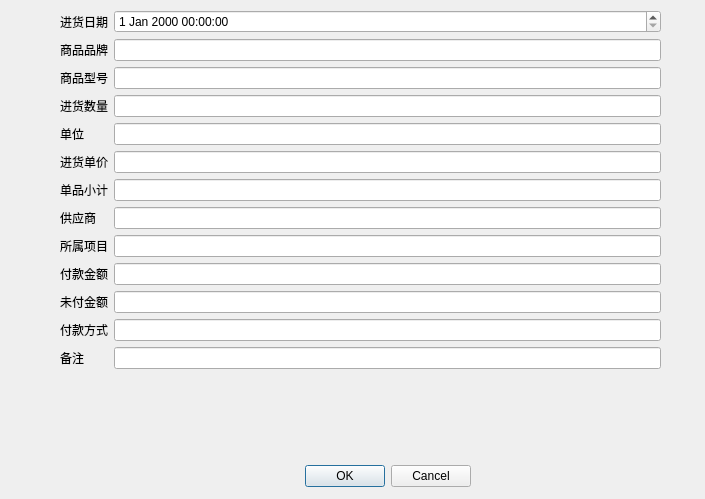
First picture: the form in View/buy/ui/ui_write_off_dialog.ui, repository zgj0607/Py-store, before the edit.
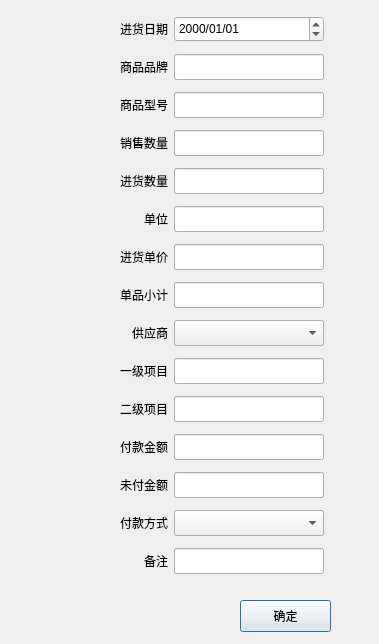
Second picture: the form after the edit.

Commit message: 完成普通进货录入、退货录入、销负录入功能

The edit to the form file:
```diff
--- a/View/buy/ui/ui_write_off_dialog.ui
+++ b/View/buy/ui/ui_write_off_dialog.ui
@@ -6,179 +6,497 @@
    <rect>
     <x>0</x>
     <y>0</y>
-    <width>705</width>
-    <height>499</height>
+    <width>379</width>
+    <height>644</height>
    </rect>
   </property>
   <property name="windowTitle">
    <string>Dialog</string>
   </property>
-  <widget class="QDialogButtonBox" name="buttonBox">
-   <property name="geometry">
-    <rect>
-     <x>130</x>
-     <y>460</y>
-     <width>341</width>
-     <height>32</height>
-    </rect>
-   </property>
-   <property name="orientation">
-    <enum>Qt::Horizontal</enum>
-   </property>
-   <property name="standardButtons">
-    <set>QDialogButtonBox::Cancel|QDialogButtonBox::Ok</set>
-   </property>
-  </widget>
   <widget class="QWidget" name="formLayoutWidget">
    <property name="geometry">
     <rect>
-     <x>60</x>
+     <x>50</x>
      <y>10</y>
-     <width>601</width>
-     <height>431</height>
+     <width>274</width>
+     <height>584</height>
     </rect>
    </property>
-   <layout class="QFormLayout" name="formLayout_2">
+   <layout class="QGridLayout" name="gridLayout">
+    <item row="10" column="1">
+     <widget class="QLineEdit" name="second_service">
+      <property name="minimumSize">
+       <size>
+        <width>150</width>
+        <height>26</height>
+       </size>
+      </property>
+      <property name="maximumSize">
+       <size>
+        <width>150</width>
+        <height>26</height>
+       </size>
+      </property>
+      <property name="readOnly">
+       <bool>true</bool>
+      </property>
+     </widget>
+    </item>
     <item row="1" column="0">
-     <widget class="QLabel" name="label">
-      <property name="text">
-       <string>进货日期</string>
-      </property>
-     </widget>
-    </item>
-    <item row="2" column="0">
      <widget class="QLabel" name="label_2">
+      <property name="layoutDirection">
+       <enum>Qt::LeftToRight</enum>
+      </property>
       <property name="text">
        <string>商品品牌</string>
       </property>
+      <property name="alignment">
+       <set>Qt::AlignRight|Qt::AlignTrailing|Qt::AlignVCenter</set>
+      </property>
      </widget>
     </item>
-    <item row="2" column="1">
-     <widget class="QLineEdit" name="lineEdit_2"/>
+    <item row="12" column="1">
+     <widget class="QLineEdit" name="unpaid">
+      <property name="minimumSize">
+       <size>
+        <width>150</width>
+        <height>26</height>
+       </size>
+      </property>
+      <property name="maximumSize">
+       <size>
+        <width>150</width>
+        <height>26</height>
+       </size>
+      </property>
+      <property name="readOnly">
+       <bool>true</bool>
+      </property>
+     </widget>
     </item>
-    <item row="3" column="0">
+    <item row="13" column="0">
+     <widget class="QLabel" name="label_12">
+      <property name="layoutDirection">
+       <enum>Qt::LeftToRight</enum>
+      </property>
+      <property name="text">
+       <string>付款方式</string>
+      </property>
+      <property name="alignment">
+       <set>Qt::AlignRight|Qt::AlignTrailing|Qt::AlignVCenter</set>
+      </property>
+     </widget>
+    </item>
+    <item row="5" column="1">
+     <widget class="QLineEdit" name="unit">
+      <property name="minimumSize">
+       <size>
+        <width>150</width>
+        <height>26</height>
+       </size>
+      </property>
+      <property name="maximumSize">
+       <size>
+        <width>150</width>
+        <height>26</height>
+       </size>
+      </property>
+      <property name="readOnly">
+       <bool>true</bool>
+      </property>
+     </widget>
+    </item>
+    <item row="2" column="0">
      <widget class="QLabel" name="label_3">
+      <property name="layoutDirection">
+       <enum>Qt::LeftToRight</enum>
+      </property>
       <property name="text">
        <string>商品型号</string>
       </property>
+      <property name="alignment">
+       <set>Qt::AlignRight|Qt::AlignTrailing|Qt::AlignVCenter</set>
+      </property>
      </widget>
     </item>
-    <item row="3" column="1">
-     <widget class="QLineEdit" name="lineEdit_3"/>
+    <item row="1" column="1">
+     <widget class="QLineEdit" name="brand">
+      <property name="minimumSize">
+       <size>
+        <width>150</width>
+        <height>26</height>
+       </size>
+      </property>
+      <property name="maximumSize">
+       <size>
+        <width>150</width>
+        <height>26</height>
+       </size>
+      </property>
+     </widget>
     </item>
-    <item row="4" column="0">
-     <widget class="QLabel" name="label_4">
+    <item row="0" column="0">
+     <widget class="QLabel" name="label">
+      <property name="layoutDirection">
+       <enum>Qt::LeftToRight</enum>
+      </property>
       <property name="text">
-       <string>进货数量</string>
+       <string>进货日期</string>
+      </property>
+      <property name="alignment">
+       <set>Qt::AlignRight|Qt::AlignTrailing|Qt::AlignVCenter</set>
       </property>
      </widget>
     </item>
-    <item row="4" column="1">
-     <widget class="QLineEdit" name="lineEdit_4"/>
-    </item>
     <item row="5" column="0">
      <widget class="QLabel" name="label_5">
+      <property name="layoutDirection">
+       <enum>Qt::LeftToRight</enum>
+      </property>
       <property name="text">
        <string>单位</string>
       </property>
+      <property name="alignment">
+       <set>Qt::AlignRight|Qt::AlignTrailing|Qt::AlignVCenter</set>
+      </property>
      </widget>
     </item>
-    <item row="5" column="1">
-     <widget class="QLineEdit" name="lineEdit_5"/>
+    <item row="3" column="1">
+     <widget class="QLineEdit" name="sold_number">
+      <property name="minimumSize">
+       <size>
+        <width>150</width>
+        <height>26</height>
+       </size>
+      </property>
+      <property name="maximumSize">
+       <size>
+        <width>150</width>
+        <height>26</height>
+       </size>
+      </property>
+      <property name="readOnly">
+       <bool>true</bool>
+      </property>
+     </widget>
     </item>
     <item row="6" column="0">
      <widget class="QLabel" name="label_6">
+      <property name="layoutDirection">
+       <enum>Qt::LeftToRight</enum>
+      </property>
       <property name="text">
        <string>进货单价</string>
       </property>
+      <property name="alignment">
+       <set>Qt::AlignRight|Qt::AlignTrailing|Qt::AlignVCenter</set>
+      </property>
      </widget>
     </item>
-    <item row="6" column="1">
-     <widget class="QLineEdit" name="lineEdit_6"/>
+    <item row="7" column="1">
+     <widget class="QLineEdit" name="total">
+      <property name="minimumSize">
+       <size>
+        <width>150</width>
+        <height>26</height>
+       </size>
+      </property>
+      <property name="maximumSize">
+       <size>
+        <width>150</width>
+        <height>26</height>
+       </size>
+      </property>
+      <property name="readOnly">
+       <bool>true</bool>
+      </property>
+     </widget>
     </item>
     <item row="7" column="0">
      <widget class="QLabel" name="label_8">
+      <property name="layoutDirection">
+       <enum>Qt::LeftToRight</enum>
+      </property>
       <property name="text">
        <string>单品小计</string>
       </property>
+      <property name="alignment">
+       <set>Qt::AlignRight|Qt::AlignTrailing|Qt::AlignVCenter</set>
+      </property>
      </widget>
     </item>
-    <item row="7" column="1">
-     <widget class="QLineEdit" name="lineEdit_7">
+    <item row="0" column="1">
+     <widget class="QDateEdit" name="buy_date">
+      <property name="minimumSize">
+       <size>
+        <width>150</width>
+        <height>26</height>
+       </size>
+      </property>
+      <property name="maximumSize">
+       <size>
+        <width>150</width>
+        <height>26</height>
+       </size>
+      </property>
+      <property name="displayFormat">
+       <string>yyyy/MM/dd</string>
+      </property>
+     </widget>
+    </item>
+    <item row="14" column="1">
+     <widget class="QLineEdit" name="notes">
+      <property name="minimumSize">
+       <size>
+        <width>150</width>
+        <height>26</height>
+       </size>
+      </property>
+      <property name="maximumSize">
+       <size>
+        <width>150</width>
+        <height>26</height>
+       </size>
+      </property>
+     </widget>
+    </item>
+    <item row="2" column="1">
+     <widget class="QLineEdit" name="model">
+      <property name="minimumSize">
+       <size>
+        <width>150</width>
+        <height>26</height>
+       </size>
+      </property>
+      <property name="maximumSize">
+       <size>
+        <width>150</width>
+        <height>26</height>
+       </size>
+      </property>
+     </widget>
+    </item>
+    <item row="13" column="1">
+     <widget class="QComboBox" name="payment_method_combo">
+      <property name="minimumSize">
+       <size>
+        <width>150</width>
+        <height>26</height>
+       </size>
+      </property>
+      <property name="maximumSize">
+       <size>
+        <width>160</width>
+        <height>26</height>
+       </size>
+      </property>
+     </widget>
+    </item>
+    <item row="3" column="0">
+     <widget class="QLabel" name="label_4">
+      <property name="layoutDirection">
+       <enum>Qt::LeftToRight</enum>
+      </property>
+      <property name="text">
+       <string>销售数量</string>
+      </property>
+      <property name="alignment">
+       <set>Qt::AlignRight|Qt::AlignTrailing|Qt::AlignVCenter</set>
+      </property>
+     </widget>
+    </item>
+    <item row="6" column="1">
+     <widget class="QLineEdit" name="unit_price">
+      <property name="minimumSize">
+       <size>
+        <width>150</width>
+        <height>26</height>
+       </size>
+      </property>
+      <property name="maximumSize">
+       <size>
+        <width>150</width>
+        <height>26</height>
+       </size>
+      </property>
       <property name="readOnly">
-       <bool>true</bool>
+       <bool>false</bool>
+      </property>
+     </widget>
+    </item>
+    <item row="9" column="0">
+     <widget class="QLabel" name="label_10">
+      <property name="layoutDirection">
+       <enum>Qt::LeftToRight</enum>
+      </property>
+      <property name="text">
+       <string>一级项目</string>
+      </property>
+      <property name="alignment">
+       <set>Qt::AlignRight|Qt::AlignTrailing|Qt::AlignVCenter</set>
+      </property>
+     </widget>
+    </item>
+    <item row="4" column="0">
+     <widget class="QLabel" name="label_15">
+      <property name="text">
+       <string>进货数量</string>
+      </property>
+      <property name="alignment">
+       <set>Qt::AlignRight|Qt::AlignTrailing|Qt::AlignVCenter</set>
       </property>
      </widget>
     </item>
     <item row="8" column="0">
      <widget class="QLabel" name="label_7">
+      <property name="layoutDirection">
+       <enum>Qt::LeftToRight</enum>
+      </property>
       <property name="text">
        <string>供应商</string>
       </property>
+      <property name="alignment">
+       <set>Qt::AlignRight|Qt::AlignTrailing|Qt::AlignVCenter</set>
+      </property>
      </widget>
     </item>
-    <item row="8" column="1">
-     <widget class="QLineEdit" name="lineEdit_8"/>
-    </item>
-    <item row="9" column="0">
-     <widget class="QLabel" name="label_10">
-      <property name="text">
-       <string>所属项目</string>
+    <item row="11" column="1">
+     <widget class="QLineEdit" name="paid">
+      <property name="minimumSize">
+       <size>
+        <width>150</width>
+        <height>26</height>
+       </size>
       </property>
+      <property name="maximumSize">
+       <size>
+        <width>150</width>
+        <height>26</height>
+       </size>
+      </property>
+      <property name="readOnly">
+       <bool>false</bool>
+      </property>
      </widget>
     </item>
-    <item row="9" column="1">
-     <widget class="QLineEdit" name="lineEdit_9"/>
-    </item>
     <item row="10" column="0">
+     <widget class="QLabel" name="label_14">
+      <property name="layoutDirection">
+       <enum>Qt::LeftToRight</enum>
+      </property>
+      <property name="text">
+       <string>二级项目</string>
+      </property>
+      <property name="alignment">
+       <set>Qt::AlignRight|Qt::AlignTrailing|Qt::AlignVCenter</set>
+      </property>
+     </widget>
+    </item>
+    <item row="11" column="0">
      <widget class="QLabel" name="label_9">
+      <property name="layoutDirection">
+       <enum>Qt::LeftToRight</enum>
+      </property>
       <property name="text">
        <string>付款金额</string>
       </property>
+      <property name="alignment">
+       <set>Qt::AlignRight|Qt::AlignTrailing|Qt::AlignVCenter</set>
+      </property>
      </widget>
     </item>
-    <item row="10" column="1">
-     <widget class="QLineEdit" name="lineEdit_10">
+    <item row="9" column="1">
+     <widget class="QLineEdit" name="first_service">
+      <property name="minimumSize">
+       <size>
+        <width>150</width>
+        <height>26</height>
+       </size>
+      </property>
+      <property name="maximumSize">
+       <size>
+        <width>150</width>
+        <height>26</height>
+       </size>
+      </property>
       <property name="readOnly">
        <bool>true</bool>
       </property>
      </widget>
     </item>
-    <item row="11" column="0">
-     <widget class="QLabel" name="label_11">
-      <property name="text">
-       <string>未付金额</string>
-      </property>
-     </widget>
-    </item>
-    <item row="11" column="1">
-     <widget class="QLineEdit" name="lineEdit_11"/>
-    </item>
-    <item row="12" column="0">
-     <widget class="QLabel" name="label_12">
-      <property name="text">
-       <string>付款方式</string>
-      </property>
-     </widget>
-    </item>
-    <item row="12" column="1">
-     <widget class="QLineEdit" name="lineEdit_12"/>
-    </item>
-    <item row="13" column="0">
+    <item row="14" column="0">
      <widget class="QLabel" name="label_13">
+      <property name="layoutDirection">
+       <enum>Qt::LeftToRight</enum>
+      </property>
       <property name="text">
        <string>备注</string>
       </property>
+      <property name="alignment">
+       <set>Qt::AlignRight|Qt::AlignTrailing|Qt::AlignVCenter</set>
+      </property>
      </widget>
     </item>
-    <item row="13" column="1">
-     <widget class="QLineEdit" name="lineEdit_13"/>
+    <item row="12" column="0">
+     <widget class="QLabel" name="label_11">
+      <property name="layoutDirection">
+       <enum>Qt::LeftToRight</enum>
+      </property>
+      <property name="text">
+       <string>未付金额</string>
+      </property>
+      <property name="alignment">
+       <set>Qt::AlignRight|Qt::AlignTrailing|Qt::AlignVCenter</set>
+      </property>
+     </widget>
     </item>
-    <item row="1" column="1">
-     <widget class="QDateTimeEdit" name="dateTimeEdit"/>
+    <item row="8" column="1">
+     <widget class="QComboBox" name="supplier_combo">
+      <property name="minimumSize">
+       <size>
+        <width>150</width>
+        <height>26</height>
+       </size>
+      </property>
+      <property name="maximumSize">
+       <size>
+        <width>160</width>
+        <height>26</height>
+       </size>
+      </property>
+     </widget>
+    </item>
+    <item row="4" column="1">
+     <widget class="QLineEdit" name="buy_number">
+      <property name="minimumSize">
+       <size>
+        <width>150</width>
+        <height>26</height>
+       </size>
+      </property>
+      <property name="maximumSize">
+       <size>
+        <width>150</width>
+        <height>16777215</height>
+       </size>
+      </property>
+     </widget>
     </item>
    </layout>
   </widget>
+  <widget class="QPushButton" name="pushButton">
+   <property name="geometry">
+    <rect>
+     <x>240</x>
+     <y>600</y>
+     <width>91</width>
+     <height>32</height>
+    </rect>
+   </property>
+   <property name="text">
+    <string>确定</string>
+   </property>
+  </widget>
  </widget>
  <resources/>
  <connections>
```
Left out of the diff: 46 changed lines with no effect on the pictures. The commit also changes 127 other files.
